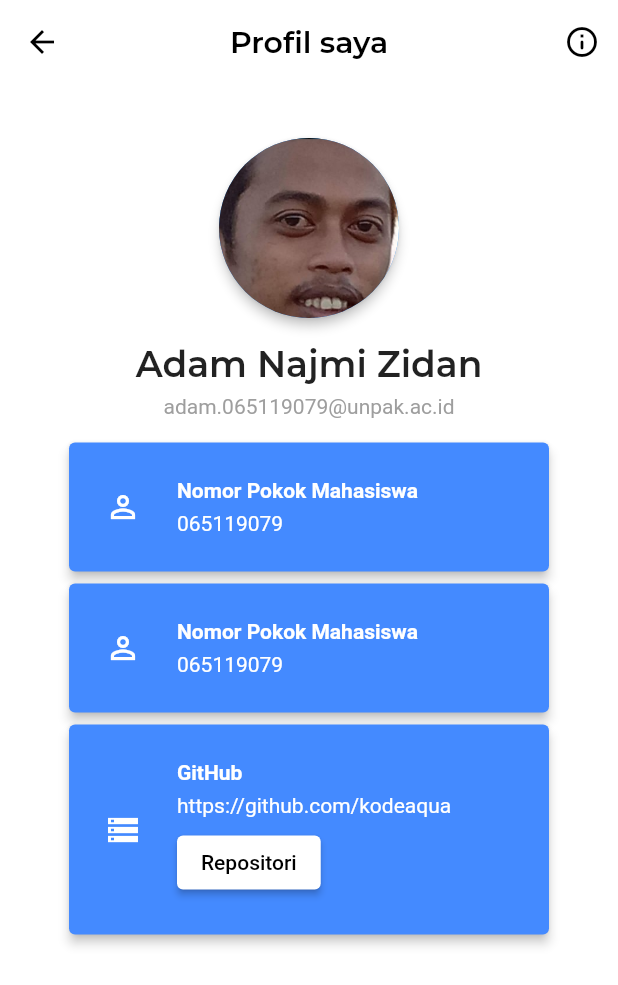
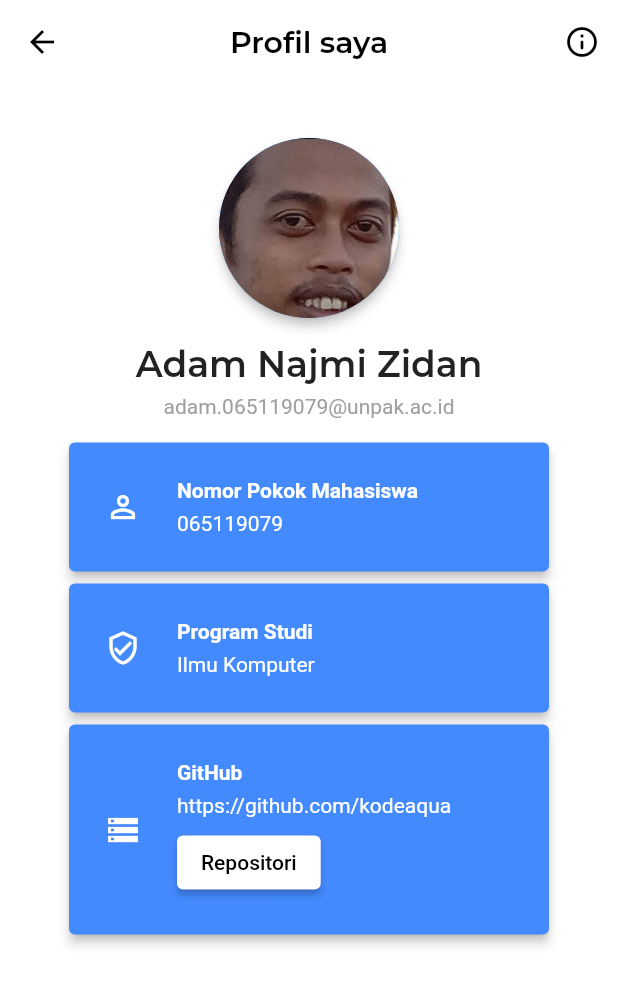
Before and after one commit to reyhan16/mobpro-tugas2, a Flutter app: the screen it shows after launch, on a phone screen of 412 x 824 dp. Shown: the top 985 px of the screen. Run offline on Flutter 3.47's test engine with Material 2 defaults, Android fonts, the phone set to English and light mode, and no system bars; our stand-ins replace fluttertoast.

Commit message:
Undo refactoring

```diff
--- a/lib/main.dart
+++ b/lib/main.dart
@@ -139,8 +139,78 @@
                         ),
                         const Padding(
                             padding: EdgeInsets.only(top: 6, bottom: 6)),
-                        const HomeCard(),
-                        const HomeCard(),
+                        Card(
+                            elevation: 3,
+                            color: const Color(0xff448AFF),
+                            child: Container(
+                                width: 320,
+                                padding: const EdgeInsets.all(24),
+                                child: Row(
+                                  children: [
+                                    const Icon(
+                                      Icons.perm_identity_outlined,
+                                      color: Colors.white,
+                                    ),
+                                    const Padding(
+                                        padding: EdgeInsets.only(right: 24)),
+                                    Column(
+                                      crossAxisAlignment:
+                                          CrossAxisAlignment.start,
+                                      children: const [
+                                        Text(
+                                          "Nomor Pokok Mahasiswa",
+                                          style: TextStyle(
+                                              color: Colors.white,
+                                              fontSize: 14,
+                                              fontWeight: FontWeight.bold),
+                                        ),
+                                        Padding(
+                                            padding: EdgeInsets.only(
+                                                top: 3, bottom: 3)),
+                                        Text(
+                                          "065119079",
+                                          style: TextStyle(color: Colors.white),
+                                        ),
+                                      ],
+                                    )
+                                  ],
+                                ))),
+                        Card(
+                            elevation: 3,
+                            color: const Color(0xff448AFF),
+                            child: Container(
+                                width: 320,
+                                padding: const EdgeInsets.all(24),
+                                child: Row(
+                                  children: [
+                                    const Icon(
+                                      Icons.verified_user_outlined,
+                                      color: Colors.white,
+                                    ),
+                                    const Padding(
+                                        padding: EdgeInsets.only(right: 24)),
+                                    Column(
+                                      crossAxisAlignment:
+                                          CrossAxisAlignment.start,
+                                      children: const [
+                                        Text(
+                                          "Program Studi",
+                                          style: TextStyle(
+                                              color: Colors.white,
+                                              fontSize: 14,
+                                              fontWeight: FontWeight.bold),
+                                        ),
+                                        Padding(
+                                            padding: EdgeInsets.only(
+                                                top: 3, bottom: 3)),
+                                        Text(
+                                          "Ilmu Komputer",
+                                          style: TextStyle(color: Colors.white),
+                                        ),
+                                      ],
+                                    )
+                                  ],
+                                ))),
                         Card(
                             elevation: 3,
                             color: const Color(0xff448AFF),
@@ -198,45 +268,3 @@
             )));
   }
 }
-
-class HomeCard extends StatelessWidget {
-  const HomeCard({
-    Key? key,
-  }) : super(key: key);
-
-  @override
-  Widget build(BuildContext context) {
-    return Card(
-        elevation: 3,
-        color: const Color(0xff448AFF),
-        child: Container(
-            width: 320,
-            padding: const EdgeInsets.all(24),
-            child: Row(
-              children: [
-                const Icon(
-                  Icons.perm_identity_outlined,
-                  color: Colors.white,
-                ),
-                const Padding(padding: EdgeInsets.only(right: 24)),
-                Column(
-                  crossAxisAlignment: CrossAxisAlignment.start,
-                  children: const [
-                    Text(
-                      "Nomor Pokok Mahasiswa",
-                      style: TextStyle(
-                          color: Colors.white,
-                          fontSize: 14,
-                          fontWeight: FontWeight.bold),
-                    ),
-                    Padding(padding: EdgeInsets.only(top: 3, bottom: 3)),
-                    Text(
-                      "065119079",
-                      style: TextStyle(color: Colors.white),
-                    ),
-                  ],
-                )
-              ],
-            )));
-  }
-}
```
